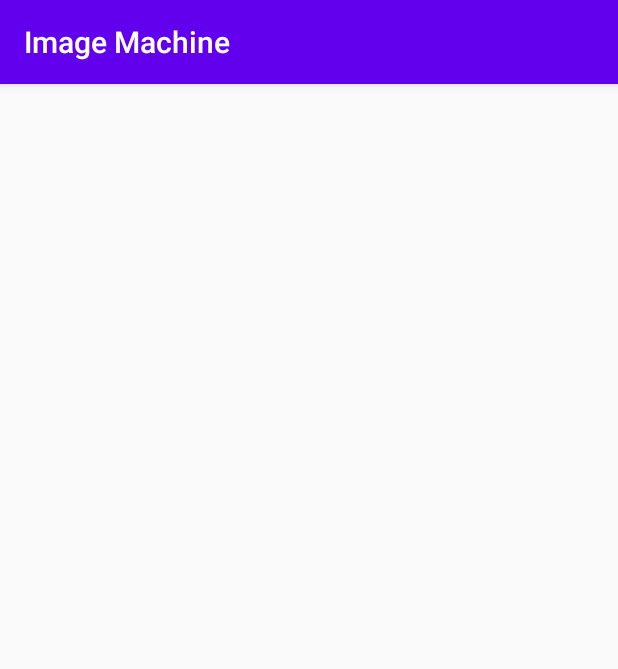
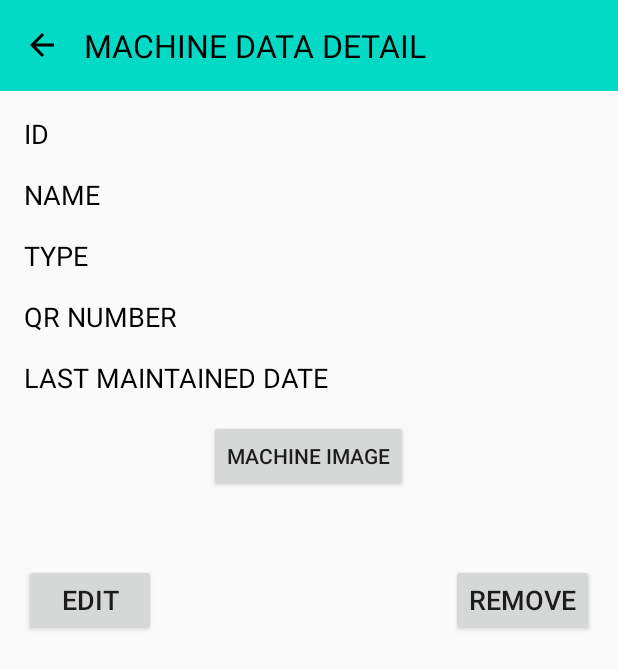
Before and after one commit to AdityaDwiRach/ImageMachine, an Android app: the MachineDataDetailActivity screen opened directly, with no data from a screen before it, on a phone screen of 412 x 824 dp. Shown: the top 669 px of the screen. Run offline under Robolectric (Android 15) with nearby library versions, the phone set to English and light mode, and no system bars.

Commit message:
Make layout for Machine Data page and Machine Data Detail activity.

```diff
--- /dev/null
+++ b/app/src/main/res/drawable/ic_arrow_back.xml
@@ -0,0 +1,9 @@
+<vector xmlns:android="http://schemas.android.com/apk/res/android"
+        android:width="24dp"
+        android:height="24dp"
+        android:viewportWidth="24.0"
+        android:viewportHeight="24.0">
+    <path
+        android:fillColor="#FF000000"
+        android:pathData="M20,11H7.83l5.59,-5.59L12,4l-8,8 8,8 1.41,-1.41L7.83,13H20v-2z"/>
+</vector>
--- a/app/src/main/res/layout/activity_machine_data_detail.xml
+++ b/app/src/main/res/layout/activity_machine_data_detail.xml
@@ -1,9 +1,118 @@
 <?xml version="1.0" encoding="utf-8"?>
-<androidx.constraintlayout.widget.ConstraintLayout xmlns:android="http://schemas.android.com/apk/res/android"
-    xmlns:app="http://schemas.android.com/apk/res-auto"
-    xmlns:tools="http://schemas.android.com/tools"
-    android:layout_width="match_parent"
-    android:layout_height="match_parent"
-    tools:context=".MachineDataDetailActivity">
+<LinearLayout xmlns:android="http://schemas.android.com/apk/res/android"
+    android:orientation="vertical" android:layout_width="match_parent"
+    android:layout_height="match_parent">
 
-</androidx.constraintlayout.widget.ConstraintLayout>
+    <TextView
+        android:id="@+id/tv_machine_data_detail"
+        android:layout_width="match_parent"
+        android:layout_height="wrap_content"
+        android:text="@string/machine_data_detail_caps"
+        android:paddingTop="16dp"
+        android:paddingBottom="16dp"
+        android:paddingStart="16dp"
+        android:paddingEnd="16dp"
+        android:drawableStart="@drawable/ic_arrow_back"
+        android:drawablePadding="16dp"
+        android:textColor="@color/black"
+        android:background="@color/colorAccent"
+        android:textSize="21sp"/>
+
+    <TextView
+        android:id="@+id/tv_id_machine_data_detail"
+        android:layout_width="match_parent"
+        android:layout_height="wrap_content"
+        android:layout_marginTop="16dp"
+        android:layout_marginStart="16dp"
+        android:layout_marginEnd="16dp"
+        android:text="ID"
+        android:textSize="18sp"
+        android:textColor="@color/black"/>
+
+    <TextView
+        android:id="@+id/tv_name_machine_data_detail"
+        android:layout_width="match_parent"
+        android:layout_height="wrap_content"
+        android:layout_marginTop="16dp"
+        android:layout_marginStart="16dp"
+        android:layout_marginEnd="16dp"
+        android:text="NAME"
+        android:textSize="18sp"
+        android:textColor="@color/black"/>
+
+    <TextView
+        android:id="@+id/tv_type_machine_data_detail"
+        android:layout_width="match_parent"
+        android:layout_height="wrap_content"
+        android:layout_marginTop="16dp"
+        android:layout_marginStart="16dp"
+        android:layout_marginEnd="16dp"
+        android:text="TYPE"
+        android:textSize="18sp"
+        android:textColor="@color/black"/>
+
+    <TextView
+        android:id="@+id/tv_qr_number_machine_data_detail"
+        android:layout_width="match_parent"
+        android:layout_height="wrap_content"
+        android:layout_marginTop="16dp"
+        android:layout_marginStart="16dp"
+        android:layout_marginEnd="16dp"
+        android:text="QR NUMBER"
+        android:textSize="18sp"
+        android:textColor="@color/black"/>
+
+    <TextView
+        android:id="@+id/tv_date_machine_data_detail"
+        android:layout_width="match_parent"
+        android:layout_height="wrap_content"
+        android:layout_marginTop="16dp"
+        android:layout_marginStart="16dp"
+        android:layout_marginEnd="16dp"
+        android:text="LAST MAINTAINED DATE"
+        android:textSize="18sp"
+        android:textColor="@color/black"/>
+
+    <Button
+        android:id="@+id/btn_image_machine_data_detail"
+        android:layout_width="wrap_content"
+        android:layout_height="wrap_content"
+        android:layout_gravity="center"
+        android:layout_marginTop="16dp"
+        android:text="@string/machine_image_caps"/>
+
+    <androidx.recyclerview.widget.RecyclerView
+        android:id="@+id/rv_machine_data_detail"
+        android:layout_width="match_parent"
+        android:layout_height="wrap_content"
+        android:scrollbars="horizontal"
+        android:layout_marginStart="16dp"
+        android:layout_marginTop="16dp"
+        android:layout_marginEnd="16dp"
+        android:layout_marginBottom="16dp" />
+
+    <RelativeLayout
+        android:layout_width="match_parent"
+        android:layout_height="wrap_content"
+        android:layout_marginTop="16dp"
+        android:layout_marginStart="16dp"
+        android:layout_marginEnd="16dp">
+
+        <Button
+            android:id="@+id/btn_edit_machine_image_detail"
+            android:layout_width="wrap_content"
+            android:layout_height="wrap_content"
+            android:text="@string/edit_caps"
+            android:textSize="18sp"/>
+
+        <Button
+            android:id="@+id/btn_remove_machine_image_detail"
+            android:layout_width="wrap_content"
+            android:layout_height="wrap_content"
+            android:layout_alignParentEnd="true"
+            android:text="@string/remove_caps"
+            android:textSize="18sp"/>
+
+    </RelativeLayout>
+
+</LinearLayout>
--- a/app/src/main/res/values/colors.xml
+++ b/app/src/main/res/values/colors.xml
@@ -3,4 +3,5 @@
     <color name="colorPrimary">#6200EE</color>
     <color name="colorPrimaryDark">#3700B3</color>
     <color name="colorAccent">#03DAC5</color>
+    <color name="black">#000000</color>
 </resources>
--- a/app/src/main/res/values/strings.xml
+++ b/app/src/main/res/values/strings.xml
@@ -3,4 +3,8 @@
 
     <!-- TODO: Remove or change this placeholder text -->
     <string name="hello_blank_fragment">Hello blank fragment</string>
+    <string name="remove_caps">REMOVE</string>
+    <string name="edit_caps">EDIT</string>
+    <string name="machine_image_caps">MACHINE IMAGE</string>
+    <string name="machine_data_detail_caps">MACHINE DATA DETAIL</string>
 </resources>
```
Also changed, not shown: app/src/main/AndroidManifest.xml (+4 -3 lines), app/src/main/res/drawable/ic_add_circle.xml (added, +9 -0 lines), app/src/main/res/layout/fragment_machine_data.xml (+22 -6 lines), app/src/main/res/layout/item_list_machine_data.xml (added, +28 -0 lines).
